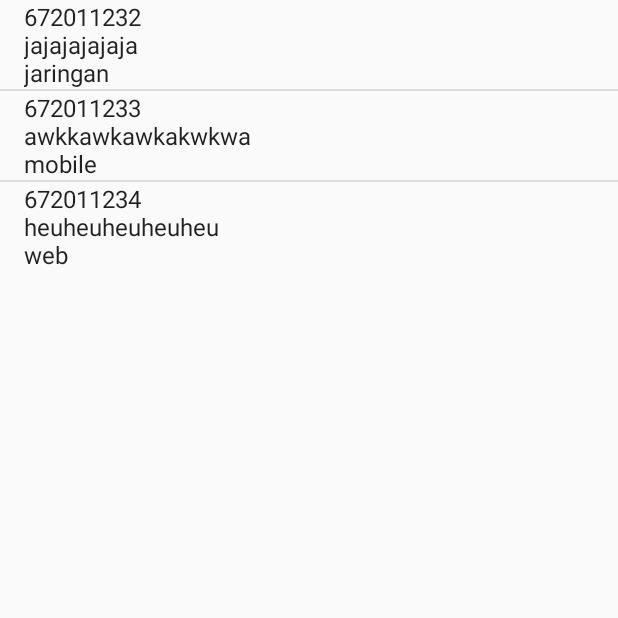
After one commit to adriyo/materipam1, an Android app: the JSONParserActivity screen opened directly, with no data from a screen before it, on a phone screen of 412 x 824 dp, the top half of it. The commit adds this screen. Run offline under Robolectric (Android 15) with nearby library versions, the phone set to English and light mode, and no system bars.

Commit message:
first commit

```diff
--- a/latihandesign/src/main/AndroidManifest.xml
+++ b/latihandesign/src/main/AndroidManifest.xml
@@ -8,7 +8,7 @@
     <uses-permission android:name="android.permission.READ_SMS" />
     <uses-permission android:name="android.permission.CALL_PHONE" />
     <uses-permission android:name="android.permission.READ_EXTERNAL_STORAGE" />
-
+    <uses-permission android:name="android.permission.INTERNET" />
     <application
         android:allowBackup="true"
         android:icon="@drawable/ic_launcher"
@@ -74,6 +74,10 @@
             android:name=".XMLParseActivity"
             android:label="@string/title_activity_xmlparse" >
         </activity>
+        <activity
+            android:name=".JSONParserActivity"
+            android:label="@string/title_activity_jsonparser" >
+        </activity>
     </application>
 
 </manifest>
--- /dev/null
+++ b/latihandesign/src/main/assets/datamahasiswa.json
@@ -0,0 +1 @@
+{"mahasiswa":[{"nim":"672011232","nama":"jajajajajaja","progdi":"jaringan"},{"nim":"672011233","nama":"awkkawkawkakwkwa","progdi":"mobile"},{"nim":"672011234","nama":"heuheuheuheuheu","progdi":"web"}],"fakultas":"FTI"}
--- /dev/null
+++ b/latihandesign/src/main/java/pertemuansatu/android/asdos/latihandesign/JSONParserActivity.java
@@ -0,0 +1,122 @@
+package pertemuansatu.android.asdos.latihandesign;
+
+import android.os.AsyncTask;
+import android.support.v7.app.ActionBarActivity;
+import android.os.Bundle;
+import android.support.v7.widget.Toolbar;
+import android.view.Menu;
+import android.view.MenuItem;
+import android.widget.ArrayAdapter;
+import android.widget.ListView;
+
+import org.apache.http.HttpEntity;
+import org.apache.http.HttpResponse;
+import org.apache.http.client.methods.HttpGet;
+import org.apache.http.impl.client.DefaultHttpClient;
+import org.apache.http.util.EntityUtils;
+import org.json.JSONArray;
+import org.json.JSONException;
+import org.json.JSONObject;
+
+import java.io.BufferedReader;
+import java.io.IOException;
+import java.io.InputStream;
+import java.io.InputStreamReader;
+import java.util.ArrayList;
+
+
+public class JSONParserActivity extends ActionBarActivity {
+    String url = "http://192.168.137.1/ws_android/index.php";
+    ArrayAdapter adapter;
+    ArrayList<String> listJSON = new ArrayList<String>();
+    ListView listView;
+    String response = null;
+    private Toolbar toolbar;
+
+    @Override
+    protected void onCreate(Bundle savedInstanceState) {
+        super.onCreate(savedInstanceState);
+        setContentView(R.layout.activity_jsonparser);
+        listView = (ListView) findViewById(R.id.listViewDataJSON);
+        //new JSONParser().execute();
+        showFromFile();
+    }
+
+    public void showFromFile(){
+        String json = null;
+        InputStream ins = null;
+        try{
+            ins = getApplicationContext().getAssets().open("datamahasiswa.json");
+            BufferedReader reader = new BufferedReader(new InputStreamReader(ins));
+            StringBuilder sb = new StringBuilder();
+
+            String line = null;
+            while ((line = reader.readLine()) != null)
+            {
+                sb.append(line + "\n");
+            }
+            json = sb.toString();
+            if (json != null) {
+                try {
+                    JSONObject jsonObject = new JSONObject(json);
+                    JSONArray jsonArray = jsonObject.getJSONArray("mahasiswa");
+                    ArrayList<String> list = new ArrayList<String>();
+                    for (int i = 0; i < jsonArray.length(); i++) {
+                        JSONObject data = jsonArray.getJSONObject(i);
+                        listJSON.add(data.getString("nim") + "\n" + data.getString("nama") + "\n" + data.get("progdi"));
+                    }
+                } catch (JSONException jse) {
+                    jse.printStackTrace();
+                } catch (NullPointerException npe) {
+                    npe.printStackTrace();
+                }
+                adapter = new ArrayAdapter(JSONParserActivity.this, android.R.layout.simple_list_item_1, listJSON);
+                listView.setAdapter(adapter);
+            }
+        }catch (IOException ioe){
+            ioe.printStackTrace();
+        }
+
+    }
+
+    class JSONParser extends AsyncTask<Void, Void, Void> {
+        @Override
+        protected Void doInBackground(Void... params) {
+            String json = null;
+            try {
+                DefaultHttpClient defaultHttpClient = new DefaultHttpClient();
+                HttpGet httpGet = new HttpGet(url);
+                HttpResponse httpResponse = null;
+                HttpEntity httpEntity = null;
+                httpResponse = defaultHttpClient.execute(httpGet);
+                httpEntity = httpResponse.getEntity();
+                json = EntityUtils.toString(httpEntity);
+            } catch (IOException e) {
+                e.printStackTrace();
+            }
+            if (json != null) {
+                try {
+                    JSONObject jsonObject = new JSONObject(json);
+                    JSONArray jsonArray = jsonObject.getJSONArray("mahasiswa");
+                    ArrayList<String> list = new ArrayList<String>();
+                    for (int i = 0; i < jsonArray.length(); i++) {
+                        JSONObject data = jsonArray.getJSONObject(i);
+                        listJSON.add(data.getString("nim") + "\n" + data.getString("nama") + "\n" + data.get("progdi"));
+                    }
+                } catch (JSONException jse) {
+                    jse.printStackTrace();
+                } catch (NullPointerException npe) {
+                    npe.printStackTrace();
+                }
+            }
+            return null;
+        }
+
+        @Override
+        protected void onPostExecute(Void result) {
+            adapter = new ArrayAdapter(JSONParserActivity.this, android.R.layout.simple_list_item_1, listJSON);
+            listView.setAdapter(adapter);
+        }
+
+    }
+}
--- a/latihandesign/src/main/java/pertemuansatu/android/asdos/latihandesign/MainActivity.java
+++ b/latihandesign/src/main/java/pertemuansatu/android/asdos/latihandesign/MainActivity.java
@@ -90,6 +90,9 @@ public class MainActivity extends ActionBarActivity {
         if (id == R.id.action_xmlparse) {
             startActivity(new Intent(MainActivity.this, XMLParseActivity.class));
         }
+        if (id == R.id.action_jsonparser) {
+            startActivity(new Intent(MainActivity.this, JSONParserActivity.class));
+        }
 
         return super.onOptionsItemSelected(item);
     }
--- a/latihandesign/src/main/java/pertemuansatu/android/asdos/latihandesign/XMLParseActivity.java
+++ b/latihandesign/src/main/java/pertemuansatu/android/asdos/latihandesign/XMLParseActivity.java
@@ -29,8 +29,6 @@ public class XMLParseActivity extends ActionBarActivity {
         super.onCreate(savedInstanceState);
         setContentView(R.layout.activity_xmlparse);
 
-        toolbar = (Toolbar) findViewById(R.id.app_bar);
-        setSupportActionBar(toolbar);
         XmlPullParserFactory pullParserFactory;
         try {
             pullParserFactory = XmlPullParserFactory.newInstance();
--- /dev/null
+++ b/latihandesign/src/main/res/layout/activity_jsonparser.xml
@@ -0,0 +1,15 @@
+<RelativeLayout xmlns:android="http://schemas.android.com/apk/res/android"
+    xmlns:tools="http://schemas.android.com/tools" android:layout_width="match_parent"
+    android:layout_height="match_parent" android:paddingLeft="@dimen/activity_horizontal_margin"
+    android:paddingRight="@dimen/activity_horizontal_margin"
+    android:paddingTop="@dimen/activity_vertical_margin"
+    android:paddingBottom="@dimen/activity_vertical_margin"
+    android:padding="0dp"
+    tools:context="pertemuansatu.android.asdos.latihandesign.JSONParserActivity">
+
+    <ListView
+        android:layout_width="match_parent"
+        android:layout_height="wrap_content"
+        android:id="@+id/listViewDataJSON"
+        />
+</RelativeLayout>
--- a/latihandesign/src/main/res/menu/menu_main.xml
+++ b/latihandesign/src/main/res/menu/menu_main.xml
@@ -23,5 +23,7 @@
     <item android:id="@+id/action_sqlite"
         android:title="CRUD"/>
     <item android:id="@+id/action_xmlparse"
-        android:title="XML Parse"/>
+        android:title="XML Parser"/>
+    <item android:id="@+id/action_jsonparser"
+        android:title="JSON Parser"/>
 </menu>
--- a/latihandesign/src/main/res/values/strings.xml
+++ b/latihandesign/src/main/res/values/strings.xml
@@ -17,5 +17,6 @@
     <string name="title_activity_write_sms">WriteSMSActivity</string>
     <string name="title_activity_crud">CRUDActivity</string>
     <string name="title_activity_xmlparse">XMLParseActivity</string>
+    <string name="title_activity_jsonparser">JSONParserActivity</string>
 
 </resources>
```
Also changed, not shown: latihandesign/src/main/res/layout/activity_xmlparse.xml (+1 -6 lines), latihandesign/src/main/res/menu/menu_jsonparser.xml (added, +7 -0 lines).
